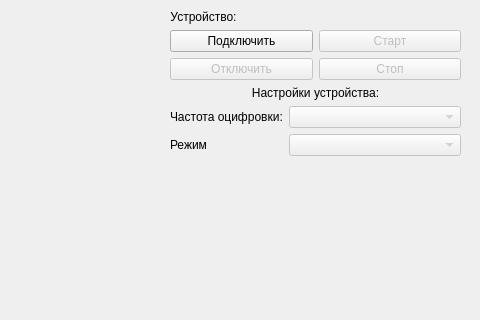
Old version of the form resources/v1/dlg_inrat_controller.ui in the repository mcsltd/mcs-inRat-planner; both pictures show x 660 to 1140 and y 0 to 320 of the 1140 by 578 pixel window.
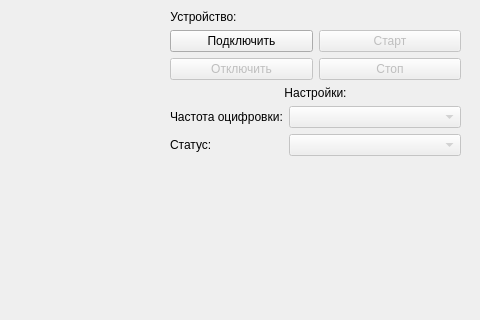
New version of the form.

What changed in the file:
```diff
--- a/resources/v1/dlg_inrat_controller.ui
+++ b/resources/v1/dlg_inrat_controller.ui
@@ -112,7 +112,7 @@
     <item>
      <widget class="QLabel" name="labelSettingDevice">
       <property name="text">
-       <string>Настройки устройства:</string>
+       <string>Настройки:</string>
       </property>
       <property name="alignment">
        <set>Qt::AlignmentFlag::AlignCenter</set>
@@ -138,7 +138,7 @@
       <item row="1" column="0">
        <widget class="QLabel" name="labelMode">
         <property name="text">
-         <string>Режим</string>
+         <string>Статус:</string>
         </property>
        </widget>
       </item>
```
